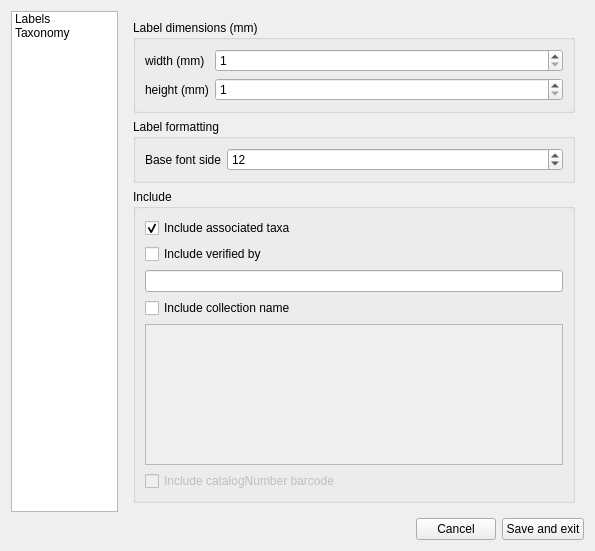
First picture: the form in ui/settingsUI.ui, repository CapPow/collBook, before the edit.
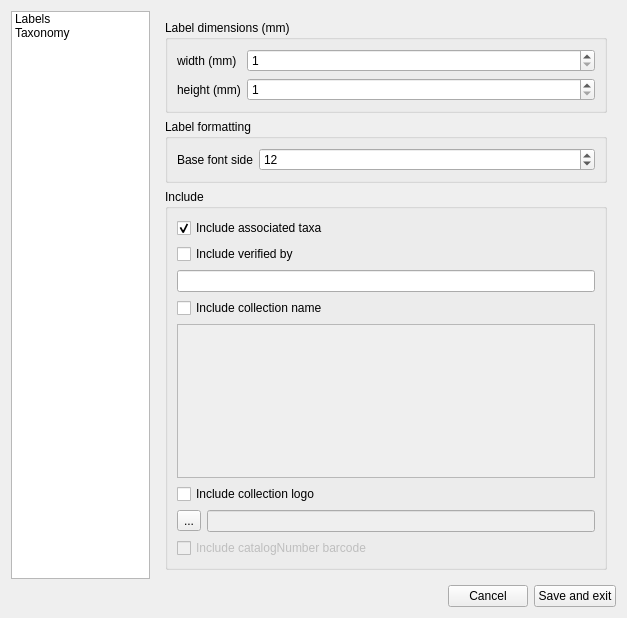
Second picture: the form after the edit. Icons and pictures are not drawn.

Commit message: started adding collection logo features to reporlab

What changed in the file:
```diff
--- a/ui/settingsUI.ui
+++ b/ui/settingsUI.ui
@@ -6,8 +6,8 @@
    <rect>
     <x>0</x>
     <y>0</y>
-    <width>595</width>
-    <height>551</height>
+    <width>627</width>
+    <height>618</height>
    </rect>
   </property>
   <property name="minimumSize">
@@ -130,33 +130,9 @@
                <string>Include</string>
               </property>
               <layout class="QFormLayout" name="formLayout_3">
-               <item row="2" column="0">
-                <widget class="QCheckBox" name="value_inc_Associated">
-                 <property name="text">
-                  <string>Include associated taxa</string>
-                 </property>
-                 <property name="checked">
-                  <bool>true</bool>
-                 </property>
-                </widget>
-               </item>
-               <item row="3" column="0">
-                <widget class="QCheckBox" name="value_inc_VerifiedBy">
-                 <property name="text">
-                  <string>Include verified by</string>
-                 </property>
-                </widget>
-               </item>
                <item row="5" column="0" colspan="2">
                 <widget class="QLineEdit" name="value_VerifiedBy"/>
                </item>
-               <item row="6" column="0">
-                <widget class="QCheckBox" name="value_inc_CollectionName">
-                 <property name="text">
-                  <string>Include collection name</string>
-                 </property>
-                </widget>
-               </item>
                <item row="7" column="0" colspan="2">
                 <widget class="QPlainTextEdit" name="value_CollectionName">
                  <property name="enabled">
@@ -164,7 +140,62 @@
                  </property>
                 </widget>
                </item>
-               <item row="8" column="0">
+               <item row="9" column="0">
+                <widget class="QToolButton" name="toolButton_GetLogoPath">
+                 <property name="text">
+                  <string>...</string>
+                 </property>
+                 <property name="icon">
+                  <iconset resource="resources/Resources.qrc">
+                   <normaloff>:/rc_/chevron-right.svg</normaloff>:/rc_/chevron-right.svg</iconset>
+                 </property>
+                 <property name="iconSize">
+                  <size>
+                   <width>18</width>
+                   <height>18</height>
+                  </size>
+                 </property>
+                </widget>
+               </item>
+               <item row="9" column="1">
+                <widget class="QLineEdit" name="value_LogoPath">
+                 <property name="enabled">
+                  <bool>false</bool>
+                 </property>
+                </widget>
+               </item>
+               <item row="8" column="0" colspan="2">
+                <widget class="QCheckBox" name="value_inc_Logo">
+                 <property name="text">
+                  <string>Include collection logo</string>
+                 </property>
+                </widget>
+               </item>
+               <item row="6" column="0" colspan="2">
+                <widget class="QCheckBox" name="value_inc_CollectionName">
+                 <property name="text">
+                  <string>Include collection name</string>
+                 </property>
+                </widget>
+               </item>
+               <item row="3" column="0" colspan="2">
+                <widget class="QCheckBox" name="value_inc_VerifiedBy">
+                 <property name="text">
+                  <string>Include verified by</string>
+                 </property>
+                </widget>
+               </item>
+               <item row="2" column="0" colspan="2">
+                <widget class="QCheckBox" name="value_inc_Associated">
+                 <property name="text">
+                  <string>Include associated taxa</string>
+                 </property>
+                 <property name="checked">
+                  <bool>true</bool>
+                 </property>
+                </widget>
+               </item>
+               <item row="11" column="0" colspan="2">
                 <widget class="QCheckBox" name="value_inc_Barcode">
                  <property name="enabled">
                   <bool>false</bool>
```
Left out of the diff: 40 changed lines with no effect on the pictures. The commit also changes 9 other files.
